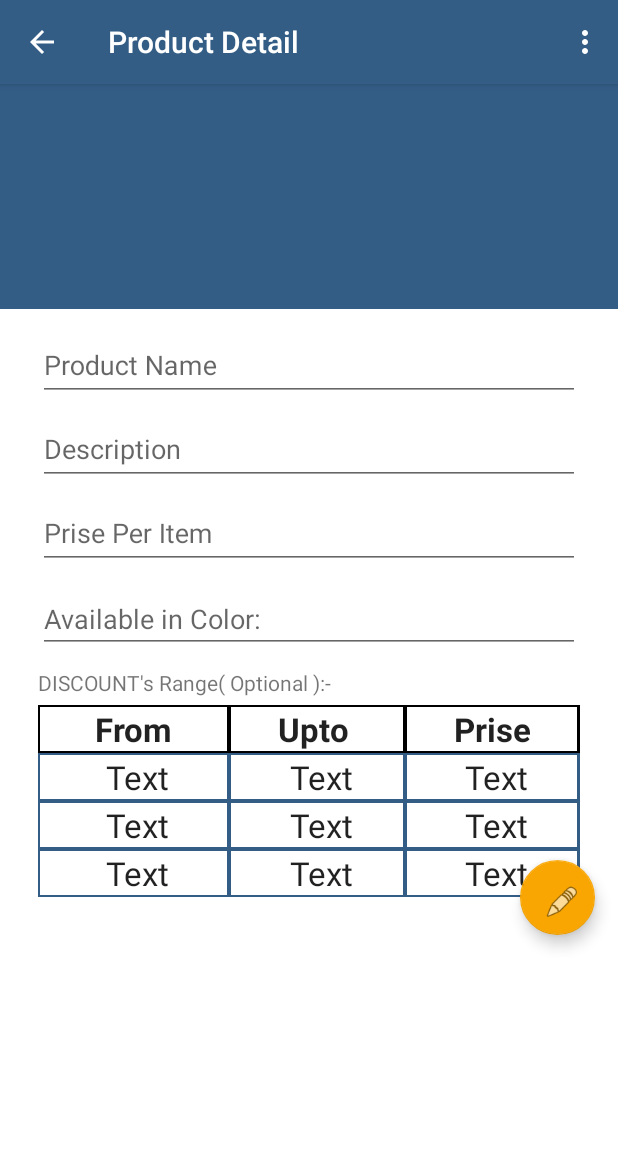
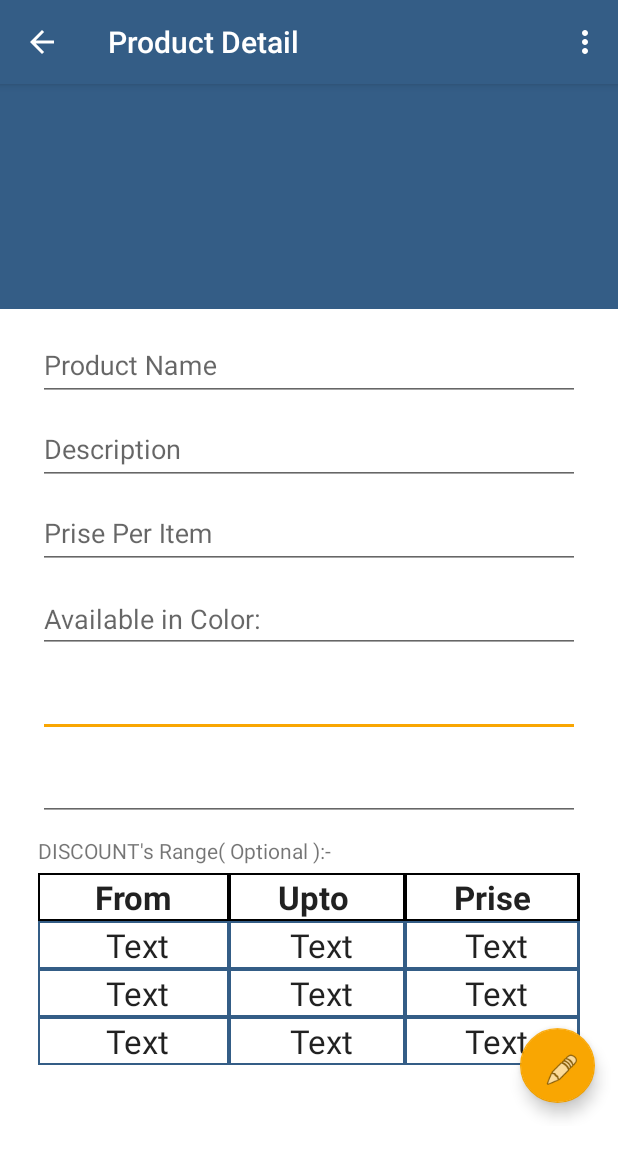
Before and after one commit to AndroidPayal/Ecommerce1, an Android app: the Product_My_Detail screen opened directly, with no data from a screen before it, on a phone screen of 412 x 824 dp. Shown: the top 1157 px of the screen. Run offline under Robolectric (Android 15) with nearby library versions, the phone set to English and light mode, and no system bars; our stand-ins replace Picasso, Volley; libraries missing offline, so code that uses them is left out: com.darsh.multipleimageselect; network calls fail; pictures from the network do not load; Roboto replaces fonts that are not available here.

Commit message:
CHANGES MADE AT 6:16 PM AFTER MODULE FAIL WARNING ON UNMESH'S SYSTEM

```diff
--- a/app/src/main/java/payal/cluebix/www/ecommerce/Product_My_Detail.java
+++ b/app/src/main/java/payal/cluebix/www/ecommerce/Product_My_Detail.java
@@ -190,7 +190,6 @@ public class Product_My_Detail extends AppCompatActivity {
         dialog = new Dialog(Product_My_Detail.this);
         dialog.setCancelable(false);
         dialog.setContentView(R.layout.progress_dialog);
-
         Window window = dialog.getWindow();
         window.setLayout(RelativeLayout.LayoutParams.MATCH_PARENT, RelativeLayout.LayoutParams.WRAP_CONTENT);
 
@@ -319,6 +318,9 @@ public class Product_My_Detail extends AppCompatActivity {
 
                            // e_prize.setText(price);
                             e_color.setText(color);
+
+
+
                           /*  edit_spin1.setText(first_price);
                             edit_spin2.setText(second_price);
                             edit_spin3.setText(third_price);*/
--- a/app/src/main/res/layout/activity_product__my__detail.xml
+++ b/app/src/main/res/layout/activity_product__my__detail.xml
@@ -107,6 +107,39 @@
                     android:nextFocusDown="@+id/spin1"
                     />
             </android.support.design.widget.TextInputLayout>
+
+
+            <android.support.design.widget.TextInputLayout
+                android:layout_width="match_parent"
+                android:layout_height="wrap_content">
+                <EditText
+
+                    android:layout_width="match_parent"
+                    android:layout_height="wrap_content"
+                    android:inputType="text"
+                    android:nextFocusDown="@+id/spin1"
+                    />
+            </android.support.design.widget.TextInputLayout>
+
+
+            <android.support.design.widget.TextInputLayout
+                android:layout_width="match_parent"
+                android:layout_height="wrap_content">
+                <EditText
+
+                    android:layout_width="match_parent"
+                    android:layout_height="wrap_content"
+                    android:inputType="text"
+                    android:nextFocusDown="@+id/spin1"
+                    />
+            </android.support.design.widget.TextInputLayout>
+
+
+
+
+
+
+
             <TextView
                 android:layout_width="match_parent"
                 android:layout_height="wrap_content"
```
Also changed, not shown: app/src/main/java/payal/cluebix/www/ecommerce/Adapter/MyProductsAdapter.java (added, +117 -0 lines), app/src/main/java/payal/cluebix/www/ecommerce/My_products.java (+36 -21 lines), app/src/main/res/layout/activity_my_products.xml (+23 -11 lines), app/src/main/res/layout/grid_adapter.xml (+7 -3 lines).
